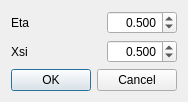
First picture: the form in TIGLViewer/src/TIGLViewerEtaXsiDialog.ui, repository DLR-SC/tigl, before the edit.
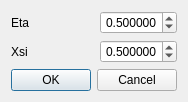
Second picture: the form after the edit.

The edit to the form file:
```diff
--- a/TIGLViewer/src/TIGLViewerEtaXsiDialog.ui
+++ b/TIGLViewer/src/TIGLViewerEtaXsiDialog.ui
@@ -54,7 +54,7 @@
         <set>Qt::AlignRight|Qt::AlignTrailing|Qt::AlignVCenter</set>
        </property>
        <property name="decimals">
-        <number>3</number>
+        <number>6</number>
        </property>
        <property name="maximum">
         <double>1.000000000000000</double>
@@ -99,7 +99,7 @@
         <set>Qt::AlignRight|Qt::AlignTrailing|Qt::AlignVCenter</set>
        </property>
        <property name="decimals">
-        <number>3</number>
+        <number>6</number>
        </property>
        <property name="maximum">
         <double>1.000000000000000</double>
```
Left out of the diff: 2 changed lines with no effect on the pictures.
